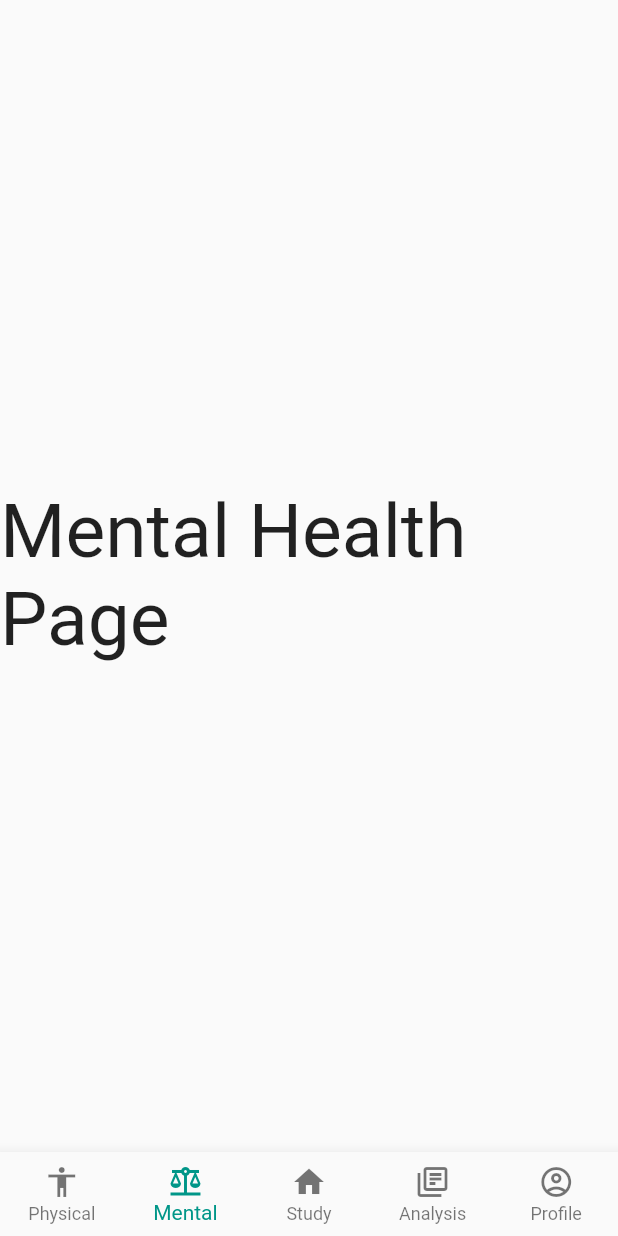
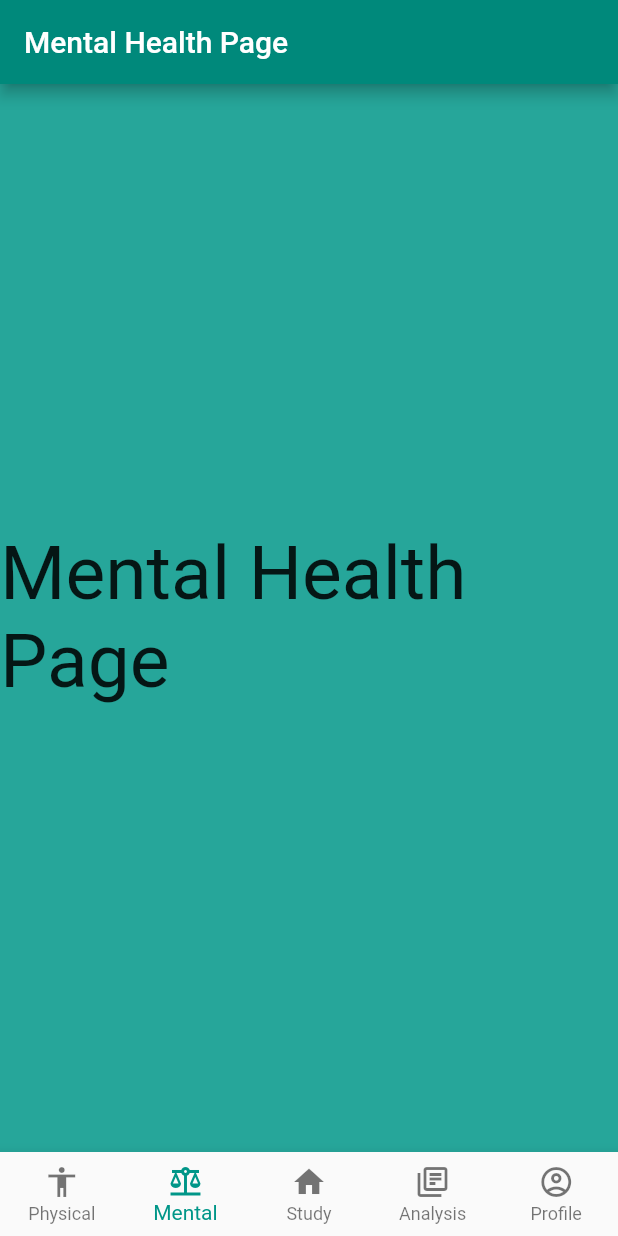
Before and after one commit to austinrafter/StudentHealthApplication, a Flutter app: the screen it shows after launch, item 2 of the bottom bar chosen, on a phone screen of 412 x 824 dp. Run offline on Flutter 3.47's test engine with Material 2 defaults, Android fonts, the phone set to English and light mode, and no system bars.

Commit message:
made small edit to main.dart, added folders to make mentalhealth neater, added call function to the mental_homepage, added mental_selfcare.dart in analysis folder

```diff
--- /dev/null
+++ b/healthone/lib/mentalhealth_folder/mental_moodandstress_homepage.dart
@@ -0,0 +1,27 @@
+import 'package:flutter/material.dart';
+
+class MentalHomePage extends StatefulWidget{
+ MentalHomePage({Key? key}) : super(key: key);
+
+  @override
+  _MentalHomePageState createState() => _MentalHomePageState();
+}
+
+class _MentalHomePageState extends State<MentalHomePage>{
+  @override
+  Widget build(BuildContext context) {
+    return Scaffold(
+    backgroundColor: Colors.teal[400],
+    appBar: AppBar(
+      title: const Text("Mental Health Page"),
+      backgroundColor: Colors.teal[600],
+    ),
+    body: Center(
+        child: Text(
+          "Mental Health Page",
+          style: TextStyle(fontSize:50),
+        ),
+      ),
+    );
+  }
+}
--- /dev/null
+++ b/healthone/lib/mentalhealth_folder/mental_page.dart
@@ -0,0 +1,21 @@
+import 'package:flutter/material.dart';
+import 'package:provider/provider.dart';
+import 'package:healthone/mentalhealth_folder/mental_data.dart';
+import 'package:healthone/mentalhealth_folder/mental_moodandstress_homepage.dart';
+
+class MentalPage extends StatelessWidget{
+    const MentalPage({Key? key}) : super(key: key);
+
+  // This widget is the root of your application.
+
+  @override
+  Widget build(BuildContext context){
+    return ChangeNotifierProvider<MentalData>(
+      create: (context)=> MentalData(),
+      child: MaterialApp(
+        debugShowCheckedModeBanner: false,
+        home: MentalHomePage(),
+      ),
+    );
+  }
+}
--- a/healthone/lib/mentalhealth_folder/db_sevices.dart
+++ b/healthone/lib/mentalhealth_folder/mentaldb_sevices.dart
@@ -3,7 +3,7 @@ import 'dart:convert';
 import 'package:http/http.dart' as http;
 import 'package:healthone/mentalhealth_folder/mood.dart';
 
-import 'global.dart';
+import 'mentalglobal.dart';
 
 class DBServices{
   static Future<Mood> addMood(String userName, String mood, String month, String day, String year) async{
--- a/healthone/lib/pages/mental_page.dart
+++ /dev/null
@@ -1,18 +0,0 @@
-import 'package:flutter/material.dart';
-
-class MentalPage extends StatelessWidget{
-    const MentalPage({Key? key}) : super(key: key);
-
-  // This widget is the root of your application.
-  @override
-  Widget build(BuildContext context) {
-    return Scaffold(
-    body: Center(
-        child: Text(
-          "Mental Health Page",
-          style: TextStyle(fontSize:50),
-        ),
-      ),
-    );
-  }
-}
--- a/healthone/pubspec.yaml
+++ b/healthone/pubspec.yaml
@@ -30,6 +30,7 @@ dependencies:
   flutter:
     sdk: flutter
   http: 0.13.4
+  provider: 6.0.3
 
   # The following adds the Cupertino Icons font to your application.
   # Use with the CupertinoIcons class for iOS style icons.
```
Also changed, not shown: healthone/lib/main.dart (+21 -21 lines), healthone/lib/mentalhealth_folder/mental_data.dart (added, +23 -0 lines), healthone/lib/analysis_folder/mental_selfcare.dart (added), healthone/lib/mentalhealth_folder/mentalglobal.dart (renamed from healthone/lib/mentalhealth_folder/global.dart), healthone/pubspec.lock, 1 other file.
